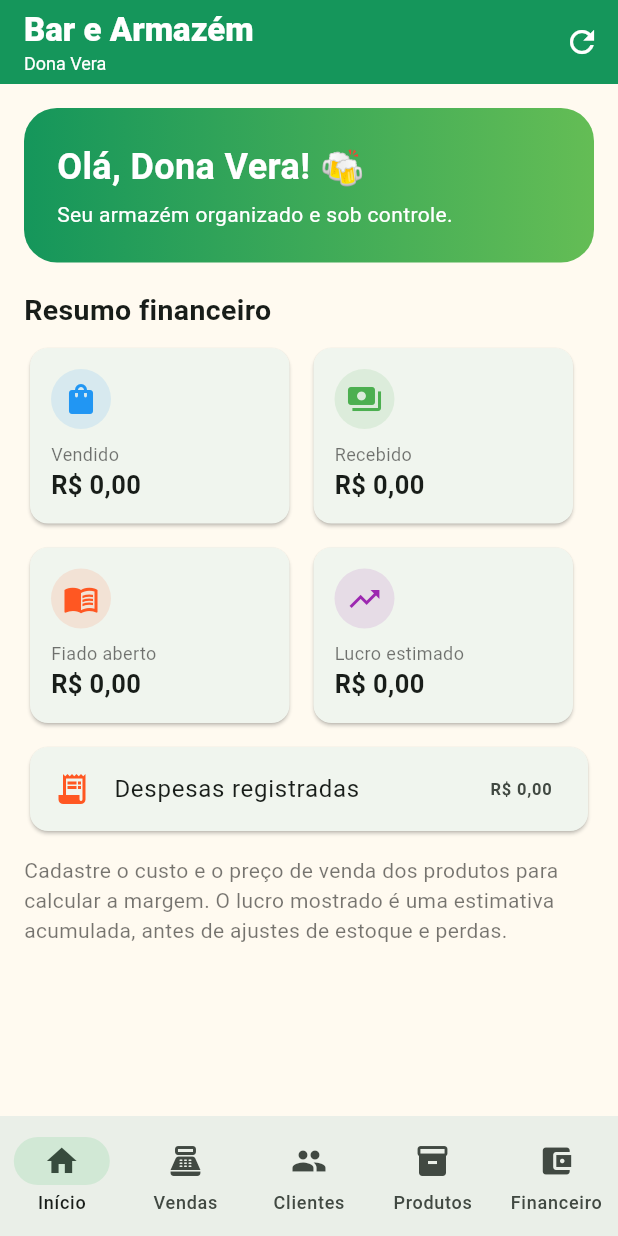
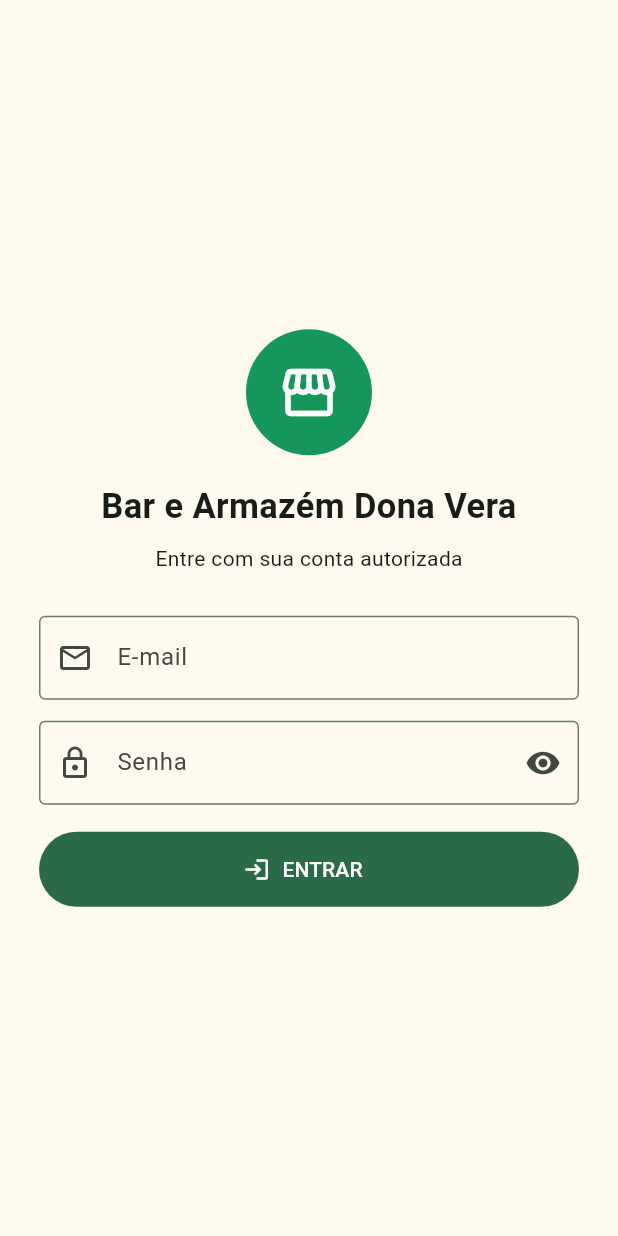
Before and after one commit to CheellDroid/bar-armazem-dona-vera, a Flutter app: the screen it shows after launch, on a phone screen of 412 x 824 dp. Run offline on Flutter 3.47's test engine with Material 3 defaults, Android fonts, the phone set to English and light mode, and no system bars; our stand-ins replace sqflite, supabase_flutter; accounts and stored records are empty.

Commit message:
Adicionar login Supabase

```diff
--- a/lib/main.dart
+++ b/lib/main.dart
@@ -4,6 +4,7 @@ import 'package:sqflite/sqflite.dart';
 import 'package:path/path.dart' as p;
 import 'package:intl/intl.dart';
 import 'supabase_config.dart';
+import 'package:supabase_flutter/supabase_flutter.dart';
 
 void main() async {
   WidgetsFlutterBinding.ensureInitialized();
@@ -67,12 +68,193 @@ class DonaVeraApp extends StatelessWidget {
   @override Widget build(BuildContext context) => MaterialApp(
     title:'Bar e Armazém Dona Vera', debugShowCheckedModeBanner:false,
     theme:ThemeData(useMaterial3:true,colorScheme:ColorScheme.fromSeed(seedColor:const Color(0xFF15965B)),scaffoldBackgroundColor:const Color(0xFFFFFAF0)),
-    home:const MainPage(),
+    home:const AuthGate(),
   );
 }
 
+
+class AuthGate extends StatefulWidget {
+  const AuthGate({super.key});
+  @override
+  State<AuthGate> createState() => _AuthGateState();
+}
+
+class _AuthGateState extends State<AuthGate> {
+  final email = TextEditingController();
+  final password = TextEditingController();
+  bool loading = true;
+  bool obscure = true;
+  Map<String, dynamic>? profile;
+  String error = '';
+
+  @override
+  void initState() {
+    super.initState();
+    restoreSession();
+  }
+
+  @override
+  void dispose() {
+    email.dispose();
+    password.dispose();
+    super.dispose();
+  }
+
+  Future<void> restoreSession() async {
+    try {
+      final user = Supabase.instance.client.auth.currentUser;
+      if (user != null) await validateProfile(user.id);
+    } catch (e) {
+      error = 'Entre novamente com internet. $e';
+    }
+    if (mounted) setState(() => loading = false);
+  }
+
+  Future<void> validateProfile(String userId) async {
+    final row = await Supabase.instance.client
+        .from('profiles')
+        .select('store_id,full_name,role,active')
+        .eq('id', userId)
+        .maybeSingle();
+
+    if (row == null || row['active'] != true ||
+        !['admin', 'operator'].contains(row['role'])) {
+      await Supabase.instance.client.auth.signOut();
+      throw Exception('Conta não autorizada ou bloqueada.');
+    }
+
+    if (mounted) setState(() => profile = row);
+  }
+
+  Future<void> login() async {
+    if (email.text.trim().isEmpty || password.text.isEmpty) {
+      setState(() => error = 'Informe e-mail e senha.');
+      return;
+    }
+
+    setState(() {
+      loading = true;
+      error = '';
+    });
+
+    try {
+      final result = await Supabase.instance.client.auth
+          .signInWithPassword(
+        email: email.text.trim(),
+        password: password.text,
+      );
+
+      if (result.user == null) throw Exception('Login não realizado.');
+      await validateProfile(result.user!.id);
+    } catch (e) {
+      error = 'Não foi possível entrar: $e';
+    }
+
+    if (mounted) setState(() => loading = false);
+  }
+
+  Future<void> logout() async {
+    try {
+      await Supabase.instance.client.auth.signOut();
+    } catch (_) {}
+    if (mounted) {
+      setState(() {
+        profile = null;
+        password.clear();
+        error = '';
+      });
+    }
+  }
+
+  @override
+  Widget build(BuildContext context) {
+    if (loading) {
+      return const Scaffold(
+        body: Center(child: CircularProgressIndicator()),
+      );
+    }
+
+    if (profile != null) return MainPage(onLogout: logout);
+
+    return Scaffold(
+      body: Center(
+        child: SingleChildScrollView(
+          padding: const EdgeInsets.all(26),
+          child: ConstrainedBox(
+            constraints: const BoxConstraints(maxWidth: 420),
+            child: Column(
+              mainAxisAlignment: MainAxisAlignment.center,
+              children: [
+                const CircleAvatar(
+                  radius: 42,
+                  backgroundColor: Color(0xFF15965B),
+                  child: Icon(Icons.storefront, color: Colors.white, size: 42),
+                ),
+                const SizedBox(height: 18),
+                const Text(
+                  'Bar e Armazém Dona Vera',
+                  textAlign: TextAlign.center,
+                  style: TextStyle(fontSize: 23, fontWeight: FontWeight.bold),
+                ),
+                const SizedBox(height: 8),
+                const Text('Entre com sua conta autorizada'),
+                const SizedBox(height: 28),
+                TextField(
+                  controller: email,
+                  keyboardType: TextInputType.emailAddress,
+                  autocorrect: false,
+                  decoration: const InputDecoration(
+                    labelText: 'E-mail',
+                    prefixIcon: Icon(Icons.email_outlined),
+                    border: OutlineInputBorder(),
+                  ),
+                ),
+                const SizedBox(height: 14),
+                TextField(
+                  controller: password,
+                  obscureText: obscure,
+                  decoration: InputDecoration(
+                    labelText: 'Senha',
+                    prefixIcon: const Icon(Icons.lock_outline),
+                    border: const OutlineInputBorder(),
+                    suffixIcon: IconButton(
+                      onPressed: () => setState(() => obscure = !obscure),
+                      icon: Icon(obscure ? Icons.visibility : Icons.visibility_off),
+                    ),
+                  ),
+                  onSubmitted: (_) => login(),
+                ),
+                const SizedBox(height: 18),
+                if (error.isNotEmpty)
+                  Padding(
+                    padding: const EdgeInsets.only(bottom: 12),
+                    child: Text(
+                      error,
+                      textAlign: TextAlign.center,
+                      style: const TextStyle(color: Colors.red),
+                    ),
+                  ),
+                SizedBox(
+                  width: double.infinity,
+                  height: 50,
+                  child: FilledButton.icon(
+                    onPressed: login,
+                    icon: const Icon(Icons.login),
+                    label: const Text('ENTRAR'),
+                  ),
+                ),
+              ],
+            ),
+          ),
+        ),
+      ),
+    );
+  }
+}
+
 class MainPage extends StatefulWidget {
-  const MainPage({super.key});
+  final VoidCallback onLogout;
+  const MainPage({super.key, required this.onLogout});
   @override State<MainPage> createState()=>_MainPageState();
 }
 class _MainPageState extends State<MainPage> {
@@ -91,7 +273,10 @@ class _MainPageState extends State<MainPage> {
         Text('Bar e Armazém',style:TextStyle(fontWeight:FontWeight.w800)),
         Text('Dona Vera',style:TextStyle(fontSize:12)),
       ]),backgroundColor:const Color(0xFF15965B),foregroundColor:Colors.white,
-      actions:[IconButton(onPressed:refresh,icon:const Icon(Icons.refresh))]),
+      actions:[
+        IconButton(onPressed:refresh,icon:const Icon(Icons.refresh)),
+        IconButton(onPressed:widget.onLogout,icon:const Icon(Icons.logout)),
+      ]),
       body:IndexedStack(index:index,children:pages),
       bottomNavigationBar:NavigationBar(selectedIndex:index,onDestinationSelected:(v)=>setState(()=>index=v),destinations:const[
         NavigationDestination(icon:Icon(Icons.home),label:'Início'),
```
